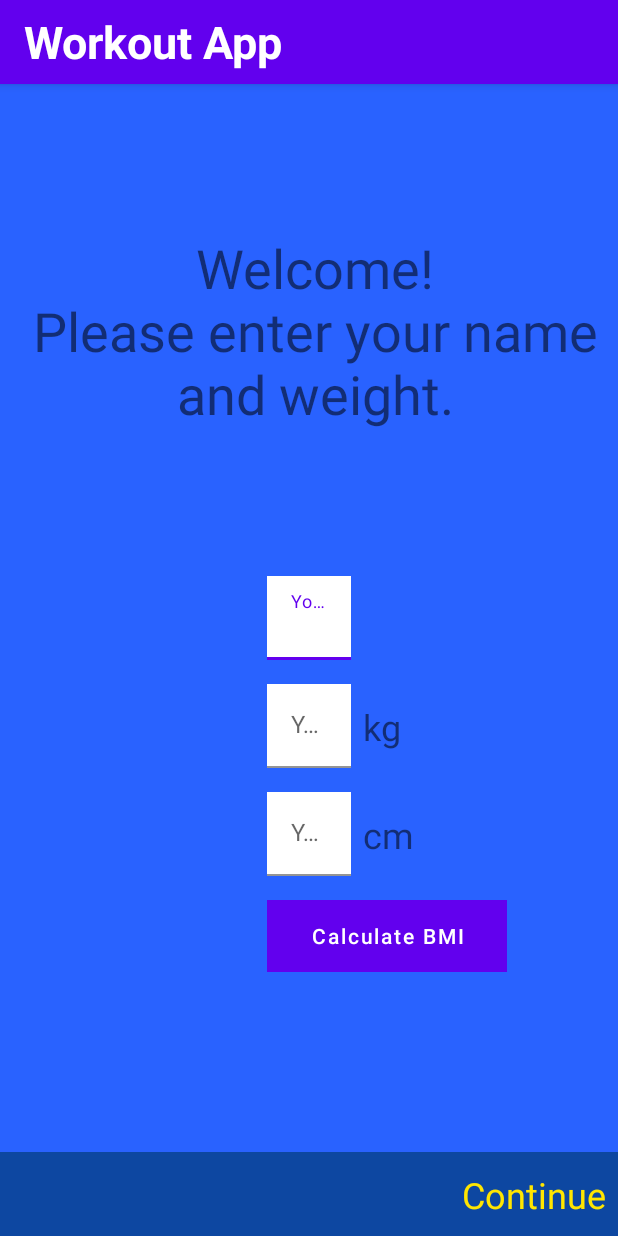
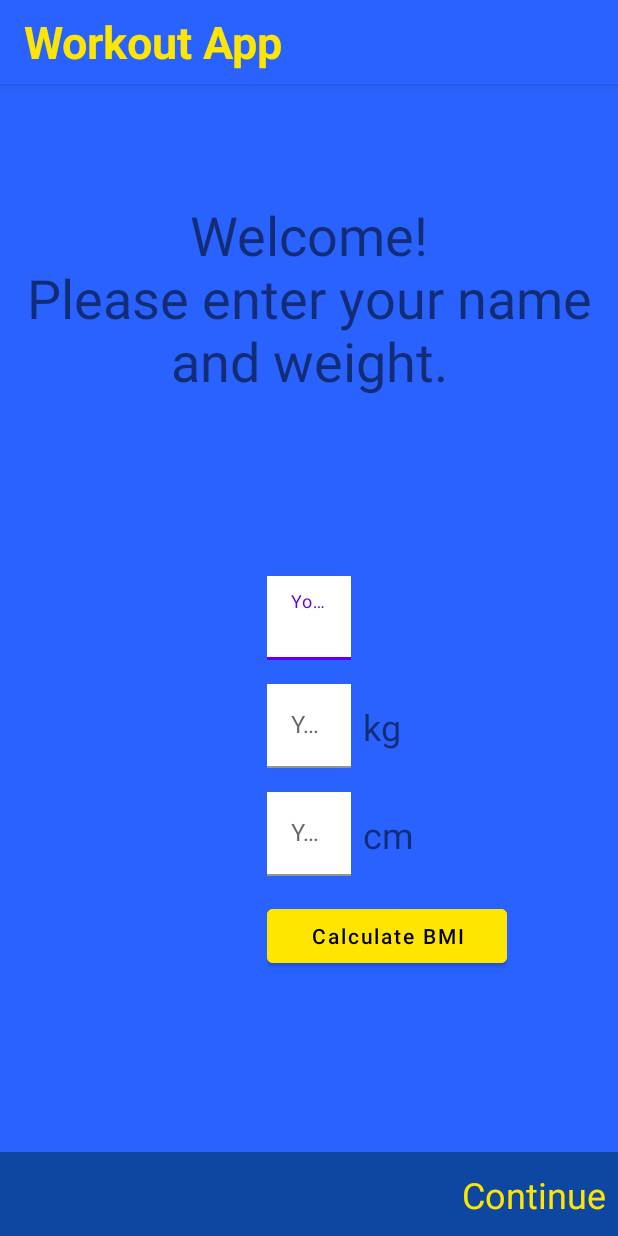
Before and after one commit to tanmaySinha16/WorkoutApp, an Android app: the screen it shows after launch (MainActivity), on a phone screen of 412 x 824 dp. Run offline under Robolectric (Android 15) with nearby library versions, the light colour scheme and no system bars; our stand-ins replace Dagger/Hilt's generated code, Room's generated code, Timber, navigation-ui.

```diff
--- a/app/src/main/res/layout/activity_main.xml
+++ b/app/src/main/res/layout/activity_main.xml
@@ -9,9 +9,9 @@
     <com.google.android.material.appbar.AppBarLayout
         android:id="@+id/appBarLayout"
         android:layout_width="match_parent"
+        android:backgroundTint="@color/md_blue_A700"
         android:layout_height="?android:attr/actionBarSize"
         app:layout_constraintEnd_toEndOf="parent"
-        app:layout_constraintHorizontal_bias="0.5"
         app:layout_constraintStart_toStartOf="parent"
         app:layout_constraintTop_toTopOf="parent">
 
@@ -25,10 +25,10 @@
                 android:layout_width="match_parent"
                 android:layout_height="match_parent"
                 android:text="Workout App"
+                android:textStyle="bold"
                 android:textSize="30sp"
-                android:textStyle="bold"
                 android:gravity="center_vertical"
-                android:textColor="@android:color/white"
+                android:textColor="@color/colorAccent"
                 app:layout_constraintBottom_toBottomOf="parent"
                 app:layout_constraintEnd_toEndOf="parent"
                 app:layout_constraintHorizontal_bias="0.5"
--- a/app/src/main/res/layout/fragment_setup.xml
+++ b/app/src/main/res/layout/fragment_setup.xml
@@ -9,14 +9,15 @@
         android:id="@+id/tvWelcome"
         android:layout_width="wrap_content"
         android:layout_height="wrap_content"
-        android:layout_marginStart="8dp"
         android:text="Welcome!\nPlease enter your name and weight."
         android:textAlignment="center"
         android:textSize="36sp"
         app:layout_constraintBottom_toTopOf="@+id/tilName"
+        app:layout_constraintHorizontal_bias="0.0"
         app:layout_constraintLeft_toLeftOf="parent"
         app:layout_constraintRight_toRightOf="parent"
-        app:layout_constraintTop_toTopOf="parent" />
+        app:layout_constraintTop_toTopOf="parent"
+        app:layout_constraintVertical_bias="0.39" />
 
     <com.google.android.material.textfield.TextInputLayout
         android:id="@+id/tilName"
@@ -91,9 +92,9 @@
             android:layout_height="wrap_content"
             android:gravity="center"
             android:hint="Calculate BMI"
-            android:textColorHint="@color/white"
-            android:textColor="@color/white"
-            android:background="@color/md_blue_A100"
+            android:textColorHint="@color/black"
+            android:textColor="@color/black"
+            android:backgroundTint="@color/colorAccent"
             android:ems="10"
             android:inputType="numberDecimal" />
 
```
Also changed, not shown: app/src/main/res/layout/fragment_settings.xml (+6 -4 lines).
